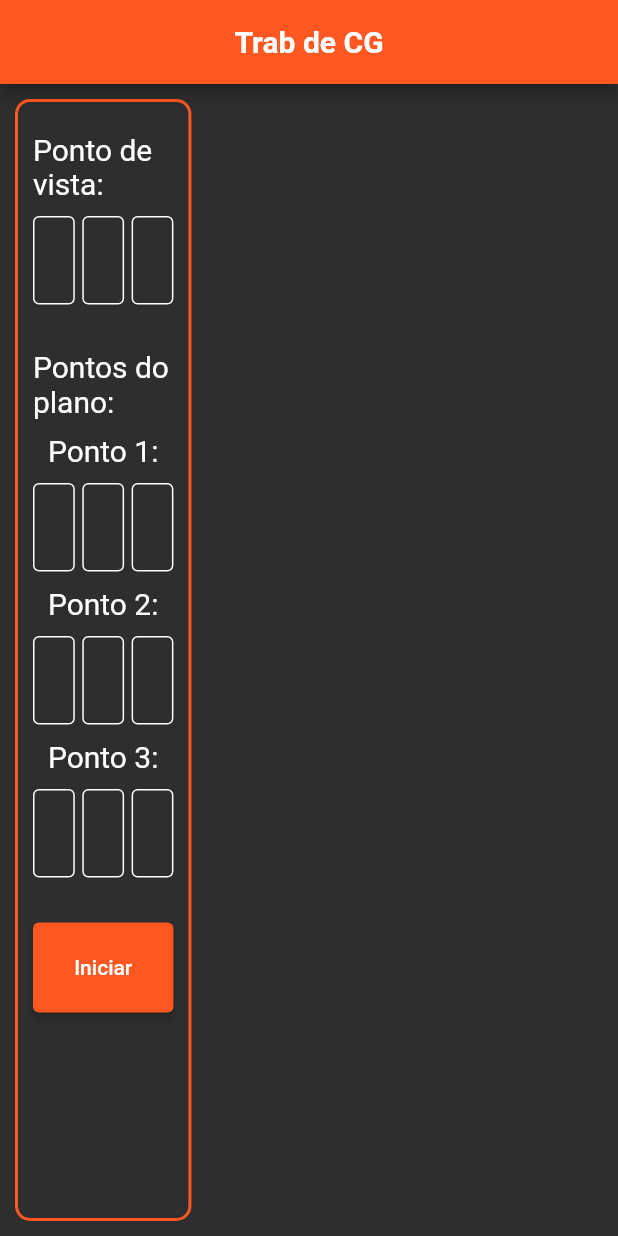
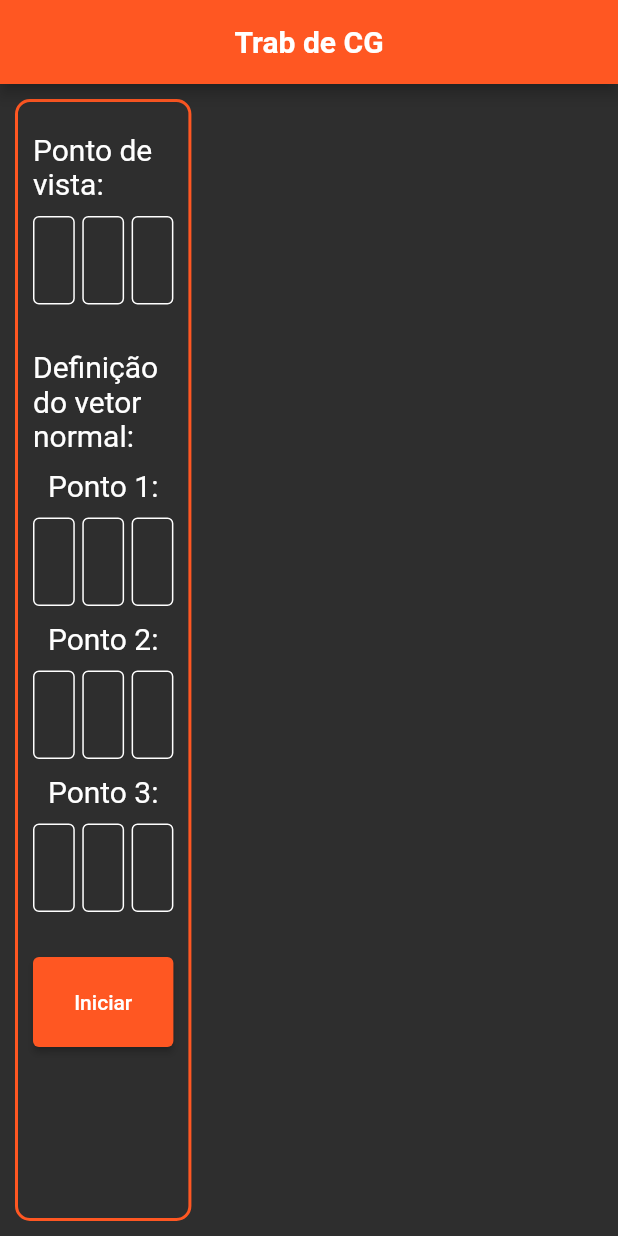
Before and after one commit to hdgiacon/trab_cg, a Flutter app: the screen it shows after launch, after a tap on "Iniciar", on a phone screen of 412 x 824 dp. Run offline on Flutter 3.47's test engine with Material 2 defaults, Android fonts, the phone set to English and light mode, and no system bars; missing offline and left inert: ml_linalg.

Commit message:
sabosta ta quase no jeito

```diff
--- a/lib/main.dart
+++ b/lib/main.dart
@@ -1,5 +1,6 @@
 import 'package:flutter/material.dart';
 import 'dart:ui' as ui;
+import 'dart:core';
 import 'package:ml_linalg/linalg.dart';
 
 void main() {
@@ -13,7 +14,6 @@ Matrix objWCS = Matrix.fromList([
   [0.0, 0.0, 0.0, 0.0, 0.0],
   [0.0, 0.0, 0.0, 0.0, 0.0]
 ]);
-
 
 class Home extends StatefulWidget {
 
@@ -53,6 +53,8 @@ class _HomeState extends State<Home> {
       [1, 1, 7, 7, 4],
       [1, 1, 1, 1, 1]
     ]);
+
+
 
     return Scaffold(
       backgroundColor: const Color(0xFF2e2e2e),
@@ -161,7 +163,7 @@ class _HomeState extends State<Home> {
                       ),
                       const SizedBox(height: 30.0),
                       const Text(
-                        "Pontos do plano:",
+                        "Definição do vetor normal:",
                         style: TextStyle(
                           color: Colors.white,
                           fontSize: 20.0
@@ -384,7 +386,8 @@ class _HomeState extends State<Home> {
                         ],
                       ),
                       const SizedBox(height: 30.0),
-                      ElevatedButton(
+                      RepaintBoundary(
+                        child: ElevatedButton(
                           style: ElevatedButton.styleFrom(
                             primary: Colors.deepOrange,
                             fixedSize: const Size(100.0, 60.0)
@@ -418,11 +421,15 @@ class _HomeState extends State<Home> {
                             double z3 = double.parse(controllerP3z.text);
 
 
-                          double nx = (y1 - y2) * (z3 - z2) - (y3 - y2) * (z1 - z2);
+                            //double nx = (y1 - y2) * (z3 - z2) - (y3 - y2) * (z1 - z2);
 
-                          double ny = -((x1 - x2) * (z3 - z2) - (x3 - x2) * (z1 - z2));
+                            //double ny = -((x1 - x2) * (z3 - z2) - (x3 - x2) * (z1 - z2));
 
-                          double nz = (x1 - x2) * (y3 - y2) - (x3 - x2) * (y1 - y2);
+                            //double nz = (x1 - x2) * (y3 - y2) - (x3 - x2) * (y1 - y2);
+
+                            double nx = 0.0;
+                            double ny = 0.0;
+                            double nz = 1.0;
 
                             d0 = x0*nx + y0*ny + z0*nz;
 
@@ -434,12 +441,16 @@ class _HomeState extends State<Home> {
                               [d+a*nx, a*ny, a*nz, -a*d0],
                               [b*nx, d+b*ny, b*nz, -b*d0],
                               [c*nx, c*ny, d+c*nz, -c*d0],
-                            [nx, ny, nz, 1]
+                              [nx, ny, nz, -d1]
                             ]);
 
                             matrizObjeto = matrizPerspectiva * matrizObjeto;
 
+
+
                             List<double> lastRow = matrizObjeto[3].toList();
+
+                            //print(matrizObjeto.toList().first);
 
                             for(dynamic r in matrizObjeto){
                               for(int k = 0; k < matrizObjeto.columnsNum; k++){
@@ -447,27 +458,43 @@ class _HomeState extends State<Home> {
                               }
                             }
 
+                            List<List<double>> aux = [
+                              [],
+                              []
+                            ];
+
+                            int cont = 0;
+                            for(dynamic p in matrizObjeto){
+                              for(int j = 0; j < matrizObjeto.columnsNum; j++){
+                                aux[cont].add(p[j]);
+                              }
+                              if(cont == 1){
+                                break;
+                              }
+                              cont++;
+                            }
+
                             objWCS = Matrix.fromList([
-                            matrizObjeto[0].toList(),
-                            matrizObjeto[1].toList(),
-                            [1, 1, 1, 1, 1]
+                              aux[0],
+                              aux[1],
+                              [1.0, 1.0, 1.0, 1.0, 1.0]
                             ]);
 
                             double uMin = 0.0, vMin = 0.0, uMax = 512.0, vMax = 384.0;
 
-                          double xMin = objWCS[0].min().ceilToDouble();
+                            double xMin = objWCS[0].min().floorToDouble();
                             double xMax = objWCS[0].max().ceilToDouble();
 
-                          double yMin = objWCS[1].min().ceilToDouble();
+                            double yMin = objWCS[1].min().floorToDouble();
                             double yMax = objWCS[1].max().ceilToDouble();
 
                             double sx = (uMax - uMin) / (xMax - xMin);
                             double sy = (vMax - vMin) / (yMax - yMin);
 
                             Matrix tJV = Matrix.fromList([
-                            [sx, 0, uMin - sx * xMin],
-                            [0, -sy, sy * yMax + vMin],
-                            [0, 0, 1]
+                              [sx, 0.0, uMin - sx * xMin],
+                              [0.0, -sy, sy * yMax + vMin],
+                              [0.0, 0.0, 1.0]
                             ]);
 
                             setState((){
@@ -485,9 +512,8 @@ class _HomeState extends State<Home> {
                                 element.floorToDouble();
                               }
                             });
-
-                          //print(objWCS);
                           }
+                        )
                       )
                     ],
                   ),
@@ -500,12 +526,12 @@ class _HomeState extends State<Home> {
                 child: Column(
                   mainAxisAlignment: MainAxisAlignment.center,
                   children: <Widget>[
-                    SizedBox(
-                      height: MediaQuery.of(context).size.height / 3,
-                    ),
+                    //SizedBox(
+                    //  height: MediaQuery.of(context).size.height / 3,
+                    //),
                     CustomPaint(
-                      size: Size(512.0, 384.0),
-                      painter: MyPainter()
+                      size: const Size(512.0, 384.0),
+                      painter: MyPainter(mat: objWCS)
                     )
                   ]
                 )
@@ -527,51 +553,53 @@ class _HomeState extends State<Home> {
 */
 
 class MyPainter extends CustomPainter {
-  const MyPainter();
+  Matrix? mat;
+
+  MyPainter({@required this.mat});
 
   @override
   void paint(Canvas canvas, Size size) {
 
-    double v1X = objWCS[0].elementAt(0);
-    double v1Y = objWCS[1].elementAt(0);
+    double v1X = mat![0].elementAt(0);
+    double v1Y = mat![1].elementAt(0);
 
-    double v2X = objWCS[0].elementAt(1);
-    double v2Y = objWCS[1].elementAt(1);
+    double v2X = mat![0].elementAt(1);
+    double v2Y = mat![1].elementAt(1);
 
-    double v3X = objWCS[0].elementAt(2);
-    double v3Y = objWCS[1].elementAt(2);
+    double v3X = mat![0].elementAt(2);
+    double v3Y = mat![1].elementAt(2);
 
-    double v4X = objWCS[0].elementAt(3);
-    double v4Y = objWCS[1].elementAt(3);
+    double v4X = mat![0].elementAt(3);
+    double v4Y = mat![1].elementAt(3);
 
-    double v5X = objWCS[0].elementAt(4);
-    double v5Y = objWCS[1].elementAt(4);
+    double v5X = mat![0].elementAt(4);
+    double v5Y = mat![1].elementAt(4);
 
     const pointMode = ui.PointMode.lines;
     final points = [
-      Offset(v1X * 10, v1Y * 10), // V1 - V2
-      Offset(v2X * 10, v2Y * 10),
+      Offset(v1X, v1Y), // V1 - V2
+      Offset(v2X, v2Y),
 
-      Offset(v1X * 10, v1Y * 10), // V1 - V4
-      Offset(v4X * 10, v4Y * 10),
+      Offset(v1X, v1Y), // V1 - V4
+      Offset(v4X, v4Y),
 
-      Offset(v1X * 10, v1Y * 10), // V1 - V5
-      Offset(v5X * 10, v5Y * 10),
+      Offset(v1X, v1Y), // V1 - V5
+      Offset(v5X, v5Y),
 
-      Offset(v2X * 10, v2Y * 10), // V2 - V3
-      Offset(v3X * 10, v3Y * 10),
+      Offset(v2X, v2Y), // V2 - V3
+      Offset(v3X, v3Y),
 
-      Offset(v2X * 10, v2Y * 10), // V2 - V5
-      Offset(v5X * 10, v5Y * 10),
+      Offset(v2X, v2Y), // V2 - V5
+      Offset(v5X, v5Y),
 
-      Offset(v3X * 10, v3Y * 10), // V3 - V4
-      Offset(v4X * 10, v4Y * 10),
+      Offset(v3X, v3Y), // V3 - V4
+      Offset(v4X, v4Y),
 
-      Offset(v3X * 10, v3Y * 10), // V3 - V5
-      Offset(v5X * 10, v5Y * 10),
+      Offset(v3X, v3Y), // V3 - V5
+      Offset(v5X, v5Y),
 
-      Offset(v4X * 10, v4Y * 10),  // V4 - V5
-      Offset(v5X * 10, v5Y * 10),
+      Offset(v4X, v4Y),  // V4 - V5
+      Offset(v5X, v5Y),
 
 
       /*
@@ -638,6 +666,6 @@ class MyPainter extends CustomPainter {
 
   @override
   bool shouldRepaint(CustomPainter oldDelegate) {
-    return false;
+    return (oldDelegate as MyPainter).mat != mat;
   }
 }
```
Lines whose indentation alone changed are shown as unchanged.
